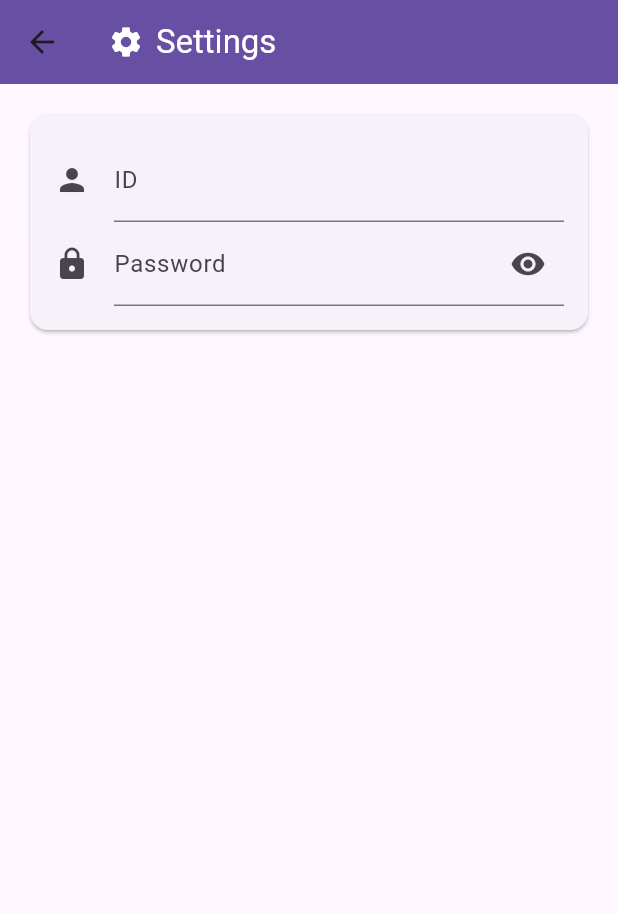
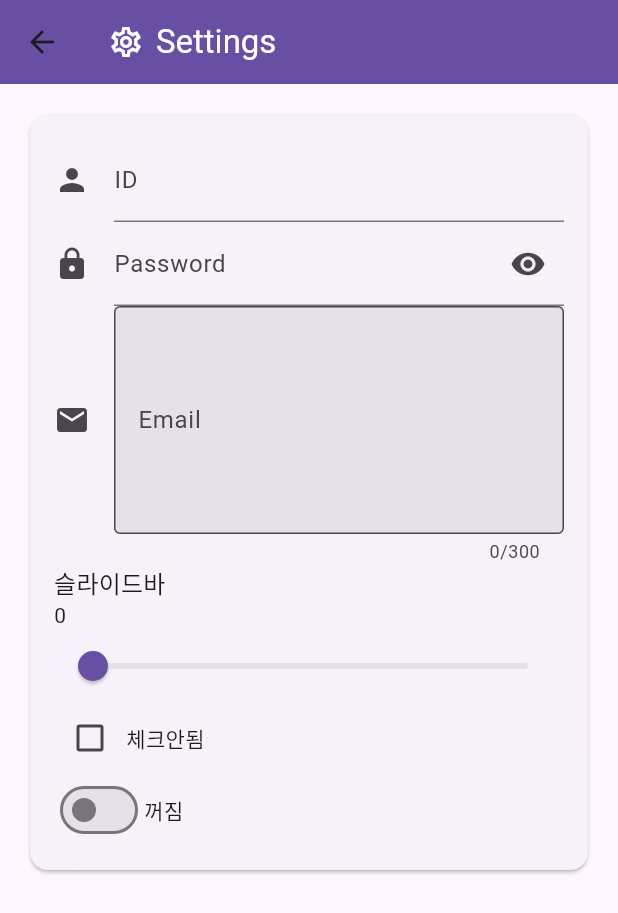
Before and after one commit to sseyeonn/flutter_application_2, a Flutter app: the screen it shows after launch, item 3 of the bottom bar chosen, on a phone screen of 412 x 824 dp. Shown: the top 913 px of the screen. Run offline on Flutter 3.47's test engine with Material 3 defaults, Android fonts, the light colour scheme and no system bars; network calls fail.

Commit message:
체크박스, 슬라이드 등 추가

```diff
--- a/lib/settings.dart
+++ b/lib/settings.dart
@@ -1,5 +1,6 @@
+// settings.dart
+
 import 'package:flutter/material.dart';
-import '';
 
 class SettingsPage extends StatefulWidget {
   const SettingsPage({Key? key});
@@ -12,6 +13,10 @@ class _SettingsPageState extends State<SettingsPage> {
   final _formKey = GlobalKey<FormState>(); // 유효 확인
 
   bool _obscureText = true;
+  double _sliderValue = 0;
+  bool checked = false;
+  bool switchValue = false;
+  String email = ''; // 여기에 이메일 저장
 
   @override
   Widget build(BuildContext context) {
@@ -21,7 +26,7 @@ class _SettingsPageState extends State<SettingsPage> {
           children: [
             // const [
             Icon(
-              Icons.settings,
+              Icons.settings_outlined,
               color: Colors.white,
             ),
             SizedBox(
@@ -50,6 +55,7 @@ class _SettingsPageState extends State<SettingsPage> {
                 child: SingleChildScrollView(
                   padding: const EdgeInsets.all(16),
                   child: ConstrainedBox(
+                    // 영역 자동 계산
                     constraints: const BoxConstraints(maxWidth: 400),
                     child: Column(
                       mainAxisAlignment: MainAxisAlignment.center,
@@ -90,6 +96,89 @@ class _SettingsPageState extends State<SettingsPage> {
                               print(value);
                             }, // 상태값 받아오기
                           ),
+                          TextFormField(
+                            // 멀티 라인
+                            decoration: const InputDecoration(
+                              border: OutlineInputBorder(),
+                              filled: true,
+                              icon: Icon(Icons.email),
+                              hintText: 'Enter your Email',
+                              labelText: 'Email',
+                            ),
+                            maxLength: 300, // 글자수 제한
+                            maxLines: 5, // 줄 제한
+                            onChanged: (value) {
+                              email = value; // setState X, 이미 처리값이 보이는 상태므로
+                            }, // 들어오는 value에 따른 함수 처리
+                          ),
+                          Column(
+                            // 슬라이드 바 구현
+                            mainAxisAlignment: MainAxisAlignment.start,
+                            crossAxisAlignment: CrossAxisAlignment.start,
+                            children: [
+                              Row(
+                                // 옆으로 내용 추가 가능
+                                mainAxisAlignment: MainAxisAlignment
+                                    .spaceBetween, // 적당한 비율로 분배
+                                children: [
+                                  Text(
+                                    '슬라이드바',
+                                    style:
+                                        Theme.of(context).textTheme.titleMedium,
+                                  ),
+                                ],
+                              ),
+                              Text('${_sliderValue.toInt()}'),
+
+                              ///500'),
+                              Slider(
+                                min: 0,
+                                max: 500,
+                                divisions: 500,
+                                value: _sliderValue,
+                                onChanged: (value) {
+                                  setState(() {
+                                    // 상태 변경 알려주는 함수
+                                    _sliderValue = value; // 현재 슬라이더 값 변경
+                                  });
+                                },
+                              ),
+                            ],
+                          ),
+                          Row(
+                            mainAxisAlignment: MainAxisAlignment
+                                .start, // start : css의 플렉스, 가로축 앞에서부터 채워나감
+                            crossAxisAlignment:
+                                CrossAxisAlignment.center, // 세로방향
+                            children: [
+                              Checkbox(
+                                value: checked,
+                                onChanged: (value) {
+                                  setState(() {
+                                    checked = value!; // 아래에 또 표시하기 위해
+                                  });
+                                },
+                              ),
+                              Text((checked)
+                                  ? '체크됨'
+                                  : '체크안됨'), // 체크 상태 업데이트를 위해 setState 추가
+                            ],
+                          ),
+                          Row(
+                            mainAxisAlignment: MainAxisAlignment.start,
+                            crossAxisAlignment: CrossAxisAlignment.center,
+                            children: [
+                              Switch(
+                                value: switchValue,
+                                onChanged: (value) {
+                                  setState(() {
+                                    switchValue = value!;
+                                  });
+                                },
+                              ),
+                              Text((switchValue) ? '켜짐' : '꺼짐'),
+                            ],
+                          ),
                         ],
                       ],
                     ),
```
